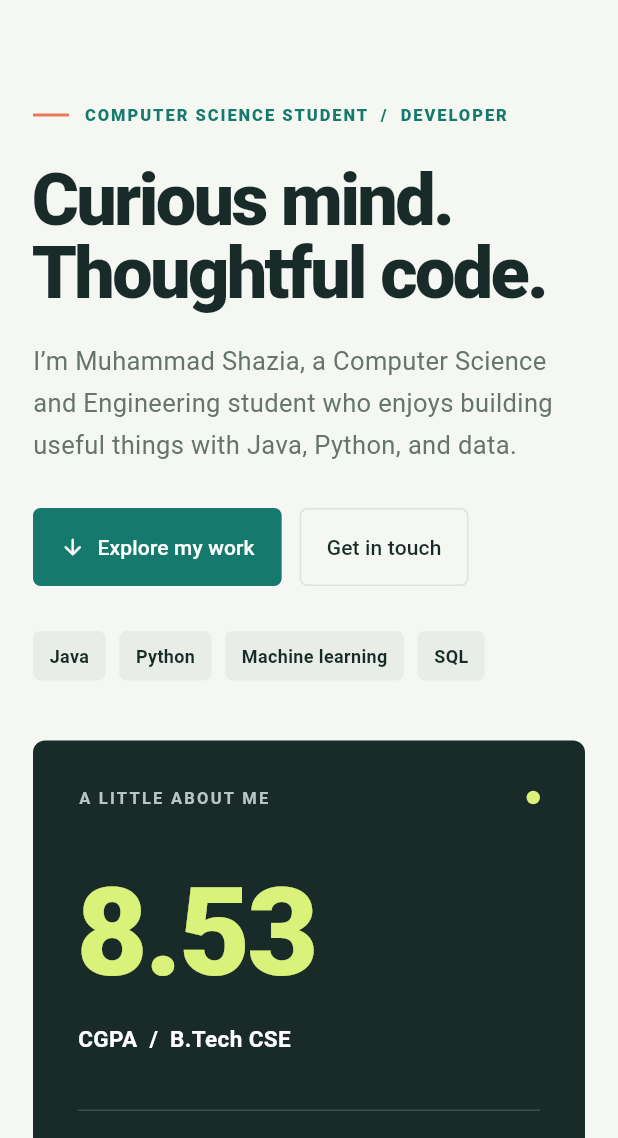
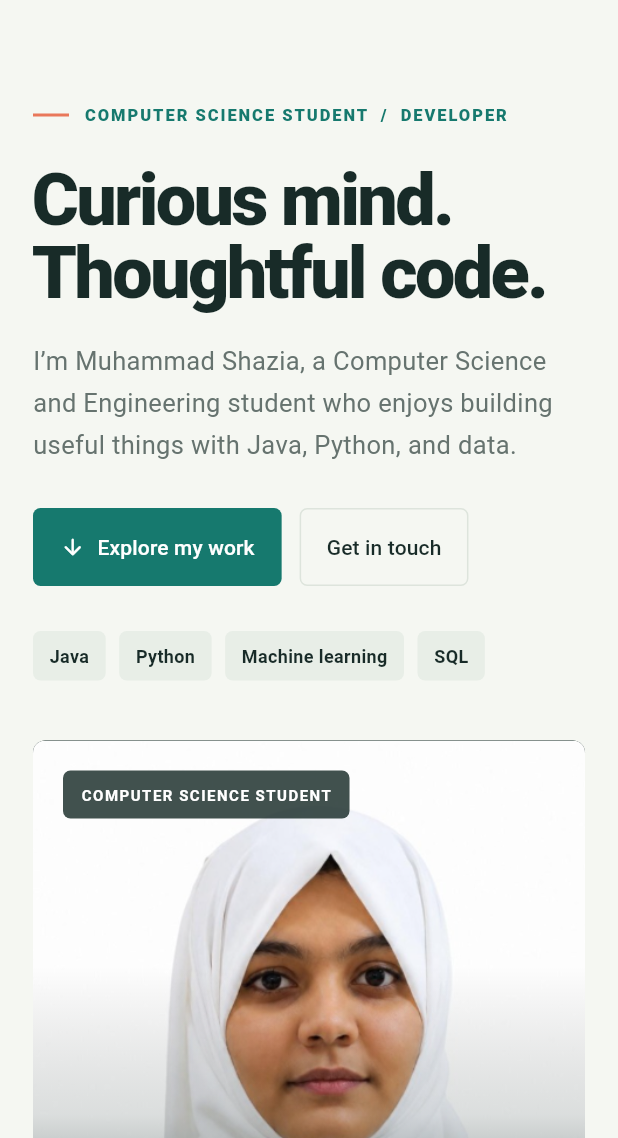
Before and after one commit to muhammadshazia18-cpu/shazia_portfolio, a Flutter app: the screen it shows after launch, on a phone screen of 412 x 824 dp, the part 98-1236 px from its top. Run offline on Flutter 3.47's test engine with Material 3 defaults, Android fonts, the phone set to English and light mode, and no system bars; Roboto replaces fonts that are missing (Arial).

Commit message:
Add portrait and deploy portfolio to Pages

```diff
--- a/lib/main.dart
+++ b/lib/main.dart
@@ -226,68 +226,87 @@ class _PortfolioPageState extends State<PortfolioPage> {
     );
 
     final profilePanel = Container(
-      constraints: const BoxConstraints(minHeight: 350),
-      padding: const EdgeInsets.all(30),
+      height: 430,
+      clipBehavior: Clip.antiAlias,
       decoration: BoxDecoration(
         color: PortfolioColors.ink,
         borderRadius: BorderRadius.circular(8),
       ),
-      child: Column(
-        crossAxisAlignment: CrossAxisAlignment.start,
-        mainAxisAlignment: MainAxisAlignment.spaceBetween,
+      child: Stack(
+        fit: StackFit.expand,
         children: [
-          Row(
-            children: [
-              const Expanded(
-                child: Text(
-                  'A LITTLE ABOUT ME',
-                  style: TextStyle(
-                    color: Color(0xFFB8C7C1),
-                    fontWeight: FontWeight.w700,
-                    fontSize: 11,
-                    letterSpacing: 1.5,
+          Image.asset('lib/image.png', fit: BoxFit.cover, alignment: Alignment.topCenter),
+          DecoratedBox(
+            decoration: BoxDecoration(
+              gradient: LinearGradient(
+                begin: Alignment.topCenter,
+                end: Alignment.bottomCenter,
+                colors: [
+                  Colors.transparent,
+                  PortfolioColors.ink.withOpacity(0.15),
+                  PortfolioColors.ink.withOpacity(0.96),
+                ],
+                stops: const [0.35, 0.58, 1],
               ),
             ),
           ),
-              Container(
-                width: 9,
-                height: 9,
-                decoration: const BoxDecoration(
-                  color: PortfolioColors.lime,
-                  shape: BoxShape.circle,
+          Positioned(
+            top: 20,
+            left: 20,
+            child: Container(
+              padding: const EdgeInsets.symmetric(horizontal: 12, vertical: 9),
+              decoration: BoxDecoration(
+                color: PortfolioColors.ink.withOpacity(0.82),
+                borderRadius: BorderRadius.circular(5),
+              ),
+              child: const Text(
+                'COMPUTER SCIENCE STUDENT',
+                style: TextStyle(
+                  color: PortfolioColors.white,
+                  fontWeight: FontWeight.w700,
+                  fontSize: 10,
+                  letterSpacing: 1,
                 ),
               ),
-            ],
             ),
-          const SizedBox(height: 32),
+          ),
+          Positioned(
+            left: 24,
+            right: 24,
+            bottom: 24,
+            child: Column(
+              crossAxisAlignment: CrossAxisAlignment.start,
+              children: [
                 const Text(
                   '8.53',
                   style: TextStyle(
                     color: PortfolioColors.lime,
                     fontWeight: FontWeight.w800,
-              fontSize: 82,
+                    fontSize: 68,
                     height: 1,
-              letterSpacing: -2,
                   ),
                 ),
-          const SizedBox(height: 10),
+                const SizedBox(height: 8),
                 const Text(
                   'CGPA  /  B.Tech CSE',
                   style: TextStyle(
                     color: PortfolioColors.white,
-              fontWeight: FontWeight.w600,
-              fontSize: 15,
+                    fontWeight: FontWeight.w700,
+                    fontSize: 14,
                   ),
                 ),
-          const SizedBox(height: 28),
-          const Divider(color: Color(0xFF3A4D48), height: 1),
-          const SizedBox(height: 20),
+                const SizedBox(height: 14),
+                const Divider(color: Color(0xFF71807A), height: 1),
+                const SizedBox(height: 12),
                 const Text(
-            'Currently studying at BVRIT Hyderabad College of Engineering for Women.',
+                  'BVRIT Hyderabad College of Engineering for Women',
                   style: TextStyle(
-              color: Color(0xFFCFD8D3),
-              fontSize: 14,
-              height: 1.6,
+                    color: Color(0xFFE1E8E4),
+                    fontSize: 13,
+                    height: 1.45,
+                  ),
+                ),
+              ],
             ),
           ),
         ],
--- a/pubspec.yaml
+++ b/pubspec.yaml
@@ -18,3 +18,5 @@ dev_dependencies:
 
 flutter:
   uses-material-design: true
+  assets:
+    - lib/image.png
```
Also changed, not shown: lib/image.png (added), 1 other file. Lines whose indentation alone changed are shown as unchanged.
